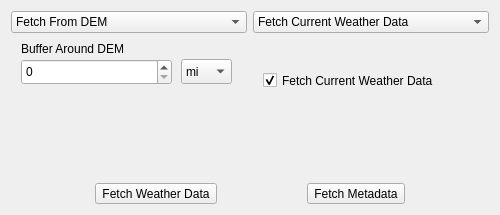
First picture: the form in src/gui/stationFetchWidget.ui, repository firelab/windninja, before the edit.
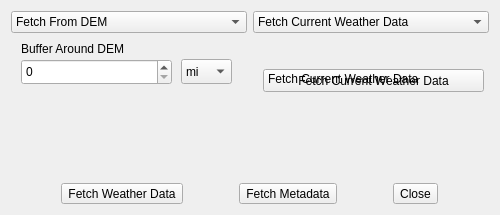
Second picture: the form after the edit. Icons and pictures are not drawn.

Commit message: fixed metadata path name, added a close button, moved downloader button in gui, removed a checkbox, added better warnings and checking for on disk files, prevented exceptions in gui when no stations are found

Patch:
```diff
--- a/src/gui/stationFetchWidget.ui
+++ b/src/gui/stationFetchWidget.ui
@@ -163,7 +163,10 @@
          <item>
           <widget class="QStackedWidget" name="timePage">
            <widget class="QWidget" name="current">
-            <widget class="QCheckBox" name="currentBox">
+            <widget class="QToolButton" name="currentBox">
+             <property name="enabled">
+              <bool>true</bool>
+             </property>
              <property name="geometry">
               <rect>
                <x>10</x>
@@ -172,11 +175,30 @@
                <height>23</height>
               </rect>
              </property>
+             <property name="autoFillBackground">
+              <bool>false</bool>
+             </property>
              <property name="text">
               <string>Fetch Current Weather Data</string>
              </property>
+             <property name="checkable">
+              <bool>false</bool>
+             </property>
              <property name="checked">
-              <bool>true</bool>
+              <bool>false</bool>
+             </property>
+            </widget>
+            <widget class="QLabel" name="FCWD">
+             <property name="geometry">
+              <rect>
+               <x>15</x>
+               <y>30</y>
+               <width>211</width>
+               <height>20</height>
+              </rect>
+             </property>
+             <property name="text">
+              <string>Fetch Current Weather Data</string>
              </property>
             </widget>
            </widget>
@@ -281,6 +303,23 @@
        </property>
       </widget>
      </item>
+     <item>
+      <widget class="QToolButton" name="closeButton">
+       <property name="toolTip">
+        <string>&lt;html&gt;&lt;head/&gt;&lt;body&gt;&lt;p&gt;Close Station Downloader&lt;/p&gt;&lt;/body&gt;&lt;/html&gt;</string>
+       </property>
+       <property name="text">
+        <string>Close</string>
+       </property>
+       <property name="icon">
+        <iconset resource="../../wn-resources.qrc">
+         <normaloff>:/cross.png</normaloff>:/cross.png</iconset>
+       </property>
+       <property name="toolButtonStyle">
+        <enum>Qt::ToolButtonTextBesideIcon</enum>
+       </property>
+      </widget>
+     </item>
     </layout>
    </item>
   </layout>
```
Left out of the diff: 2 changed lines with no effect on the pictures. The commit also changes 9 other files.
